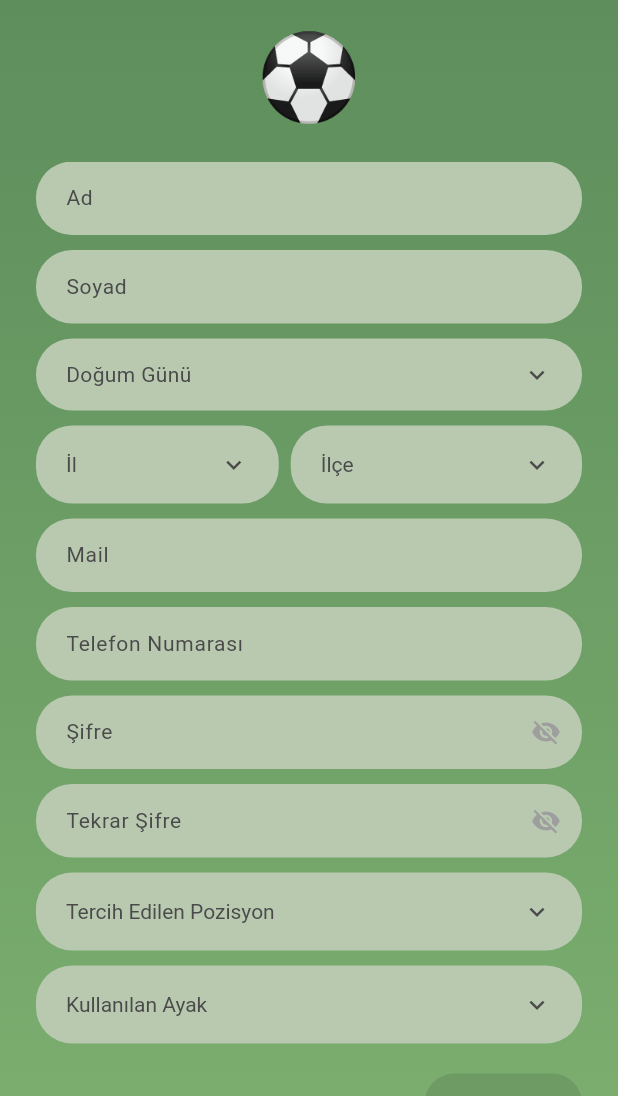
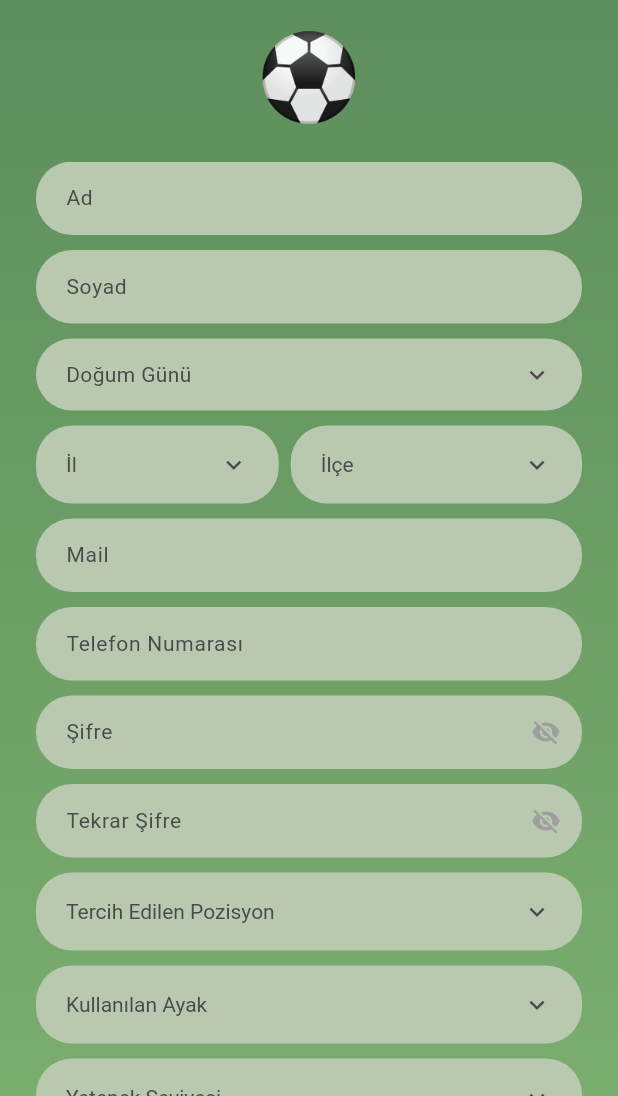
Before and after one commit to Ayberkuznn/MyTeammate, a Flutter app: the RegisterPage screen opened directly, on a phone screen of 412 x 824 dp, the part 140-1236 px from its top. Run offline on Flutter 3.47's test engine with Material 3 defaults, Android fonts, the phone set to English and light mode, and no system bars; our stand-ins replace flutter_secure_storage; accounts and stored records are empty.

Commit message:
#1 Skill levels columnadded to the user table and the necessary changes for the registration process.

```diff
--- a/myteammate/lib/pages/register_page.dart
+++ b/myteammate/lib/pages/register_page.dart
@@ -26,10 +26,11 @@ class _RegisterPageState extends State<RegisterPage> {
   String? _selectedDistrict;
   String? _selectedPosition;
   String? _selectedFoot;
+  String? _selectedSkillLevel;
 
-  final List<String> _positions = ['Kaleci', 'Defans', 'Orta Saha', 'Forvet'];
-
-  final List<String> _feet = ['Sağ', 'Sol', 'Her İkisi'];
+  final List<String> _positions   = ['Kaleci', 'Defans', 'Orta Saha', 'Forvet'];
+  final List<String> _feet        = ['Sağ', 'Sol', 'Her İkisi'];
+  final List<String> _skillLevels = ['Başlangıç', 'Orta Seviye', 'İleri Seviye'];
 
   final List<String> _cities = [
     'Adana',
@@ -150,7 +151,8 @@ class _RegisterPageState extends State<RegisterPage> {
       _selectedCity != null &&
       _selectedDistrict != null &&
       _selectedPosition != null &&
-      _selectedFoot != null;
+      _selectedFoot != null &&
+      _selectedSkillLevel != null;
 
   @override
   void dispose() {
@@ -166,7 +168,7 @@ class _RegisterPageState extends State<RegisterPage> {
   Future<void> _register() async {
     if (_selectedDate == null || _selectedCity == null ||
         _selectedDistrict == null || _selectedPosition == null ||
-        _selectedFoot == null) {
+        _selectedFoot == null || _selectedSkillLevel == null) {
       ScaffoldMessenger.of(context).showSnackBar(
         const SnackBar(content: Text('Lütfen tüm alanları doldurun.')),
       );
@@ -189,6 +191,7 @@ class _RegisterPageState extends State<RegisterPage> {
         'District': _selectedDistrict,
         'Position': _selectedPosition,
         'Foot': _selectedFoot,
+        'Skill_level': _selectedSkillLevel,
       });
 
       if (!mounted) return;
@@ -410,6 +413,15 @@ class _RegisterPageState extends State<RegisterPage> {
                         items: _feet,
                         onChanged: (val) => setState(() => _selectedFoot = val),
                       ),
+                      const SizedBox(height: 10),
+
+                      // Yetenek Seviyesi
+                      _buildDropdown(
+                        hint: 'Yetenek Seviyesi',
+                        value: _selectedSkillLevel,
+                        items: _skillLevels,
+                        onChanged: (val) => setState(() => _selectedSkillLevel = val),
+                      ),
                       const SizedBox(height: 16),
 
                       // Kayıt Ol butonu
```
Also changed, not shown: 1 other file.
